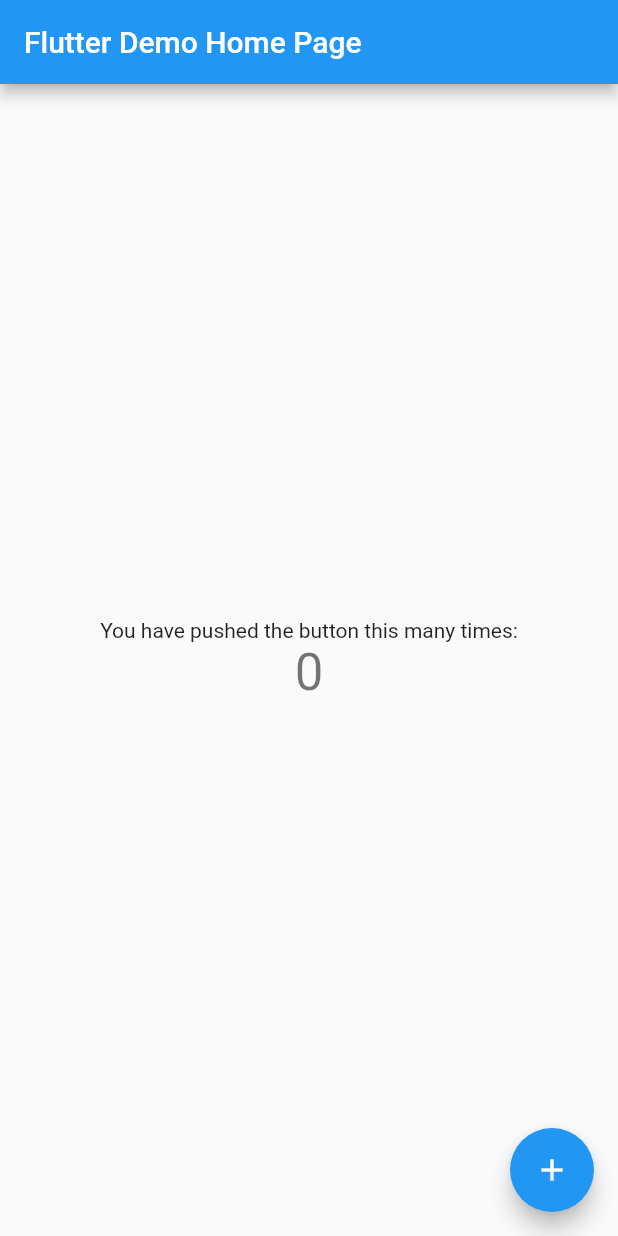
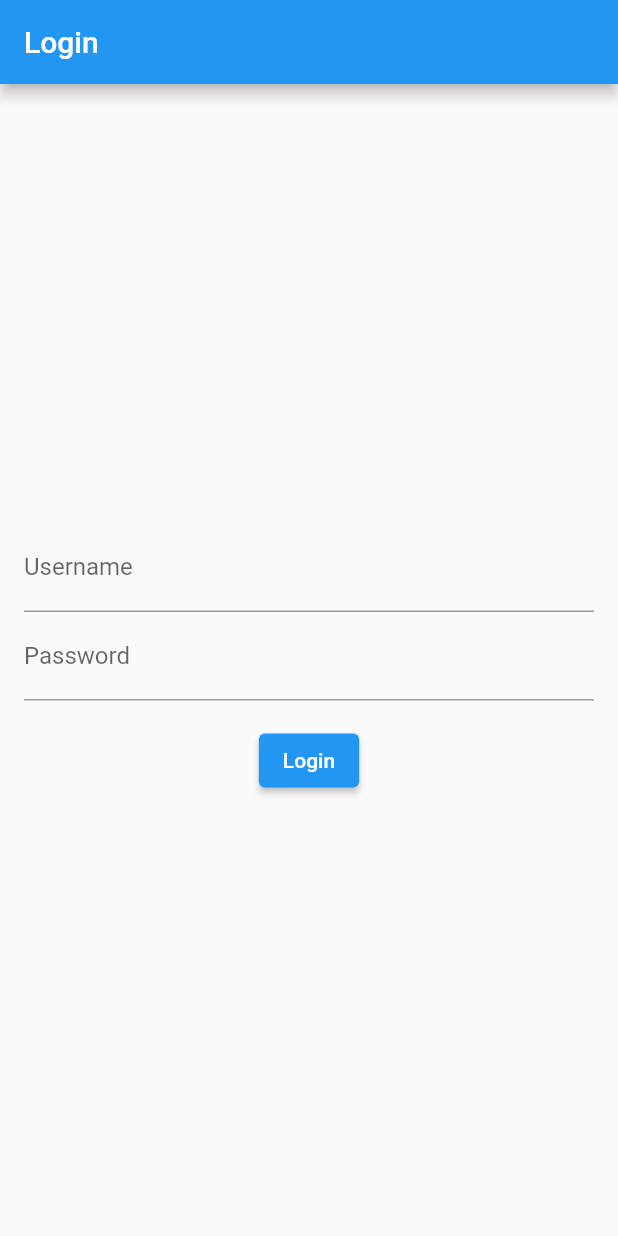
Before and after one commit to simplyKarthic/Testing_Flutter_App, a Flutter app: the screen it shows after launch, on a phone screen of 412 x 824 dp. Run offline on Flutter 3.47's test engine with Material 2 defaults, Android fonts, the phone set to English and light mode, and no system bars.

Commit message:
integration testing for a login form

```diff
--- a/lib/MyHomePage.dart
+++ /dev/null
@@ -1,48 +0,0 @@
-import 'package:flutter/material.dart';
-import 'package:testapp/counter.dart';
-
-class MyHomePage extends StatefulWidget {
-  const MyHomePage({super.key, required this.title});
-  final String title;
-
-  @override
-  State<MyHomePage> createState() => _MyHomePageState();
-}
-
-class _MyHomePageState extends State<MyHomePage> {
-  final Counter counter = Counter();
-
-  void _incrementCounter() {
-    setState(() {
-      counter.incrementcounter();
-    });
-  }
-
-  @override
-  Widget build(BuildContext context) {
-    return Scaffold(
-      appBar: AppBar(
-        title: Text(widget.title),
-      ),
-      body: Center(
-        child: Column(
-          mainAxisAlignment: MainAxisAlignment.center,
-          children: <Widget>[
-            const Text(
-              'You have pushed the button this many times:',
-            ),
-            Text(
-              '${counter.count}',
-              style: Theme.of(context).textTheme.headline4,
-            ),
-          ],
-        ),
-      ),
-      floatingActionButton: FloatingActionButton(
-        onPressed: _incrementCounter,
-        tooltip: 'Increment',
-        child: const Icon(Icons.add),
-      ),
-    );
-  }
-}
--- a/lib/counter.dart
+++ /dev/null
@@ -1,17 +0,0 @@
-class Counter {
-  int _counter = 0;
-  int get count => _counter;
-
-  void incrementcounter() {
-    _counter++;
-  }
-
-  void decrementcounter() {
-    _counter--;
-  }
-
-  void resetcounter() {
-    _counter = 0;
-  }
-
-}
--- /dev/null
+++ b/lib/login_screen.dart
@@ -0,0 +1,87 @@
+import 'package:flutter/material.dart';
+import 'package:testapp/home_screen.dart';
+
+class LoginPage extends StatefulWidget {
+  const LoginPage({super.key});
+
+  @override
+  State<LoginPage> createState() => _LoginPageState();
+}
+
+class _LoginPageState extends State<LoginPage> {
+  final _usernameController = TextEditingController();
+  final _passwordController = TextEditingController();
+
+  void _login() {
+    print(_usernameController.text);
+    print(_passwordController.text);
+    // Validate login credentials and navigate to home screen if valid
+    if (_usernameController.text == 'username' && _passwordController.text == 'password') {
+      Navigator.pushReplacement(
+        context,
+        MaterialPageRoute(
+          builder: (context) => const HomeScreen(),
+        ),
+      );
+    } else {
+      // Show error message if credentials are invalid
+      showDialog(
+        context: context,
+        builder: (BuildContext context) {
+          return AlertDialog(
+            title: const Text('Error'),
+            content: const Text('Invalid username or password'),
+            actions: [
+              TextButton(
+                onPressed: () => Navigator.pop(context),
+                child: const Text('OK'),
+              ),
+            ],
+          );
+        },
+      );
+    }
+  }
+
+  @override
+  void dispose() {
+    super.dispose();
+    _usernameController.dispose();
+    _passwordController.dispose();
+  }
+
+  @override
+  Widget build(BuildContext context) {
+    return Scaffold(
+      appBar: AppBar(
+        title: const Text('Login'),
+      ),
+      body: Padding(
+        padding: const EdgeInsets.all(16.0),
+        child: Column(
+          mainAxisAlignment: MainAxisAlignment.center,
+          children: [
+            TextFormField(
+              controller: _usernameController,
+              decoration: const InputDecoration(
+                labelText: 'Username',
+              ),
+            ),
+            TextFormField(
+              controller: _passwordController,
+              obscureText: true,
+              decoration: const InputDecoration(
+                labelText: 'Password',
+              ),
+            ),
+            const SizedBox(height: 16.0),
+            ElevatedButton(
+              onPressed: _login,
+              child: const Text('Login'),
+            ),
+          ],
+        ),
+      ),
+    );
+  }
+}
--- a/lib/main.dart
+++ b/lib/main.dart
@@ -1,5 +1,5 @@
 import 'package:flutter/material.dart';
-import 'MyHomePage.dart';
+import 'package:testapp/login_screen.dart';
 
 void main() {
   runApp(const MyApp());
@@ -11,11 +11,11 @@ class MyApp extends StatelessWidget {
   @override
   Widget build(BuildContext context) {
     return MaterialApp(
-      title: 'Flutter Demo',
+      title: 'Form Example',
       theme: ThemeData(
         primarySwatch: Colors.blue,
       ),
-      home: const MyHomePage(title: 'Flutter Demo Home Page'),
+      home: const LoginPage(),
     );
   }
 }
--- a/pubspec.yaml
+++ b/pubspec.yaml
@@ -39,6 +39,8 @@ dependencies:
 
 dev_dependencies:
   flutter_test:
+    sdk: flutter
+  integration_test:
     sdk: flutter
 
   # The "flutter_lints" package below contains a set of recommended lints to
```
Also changed, not shown: lib/home_screen.dart (added, +17 -0 lines), pubspec.lock, 5 other files.
